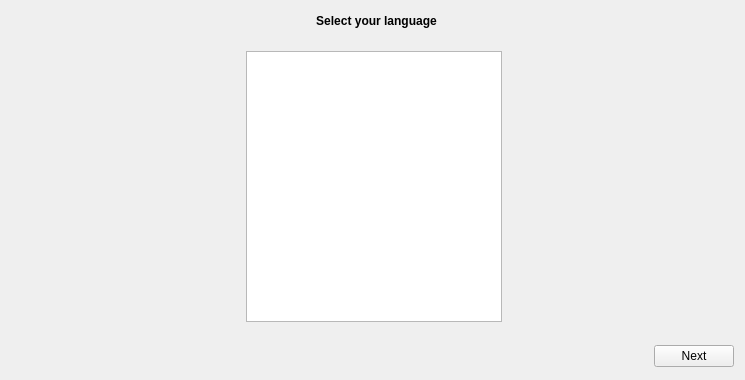
Qt form launcher/firstLaunch/firstlaunch_moc.ui (GeorgeK1ng/vcmi) before a commit.
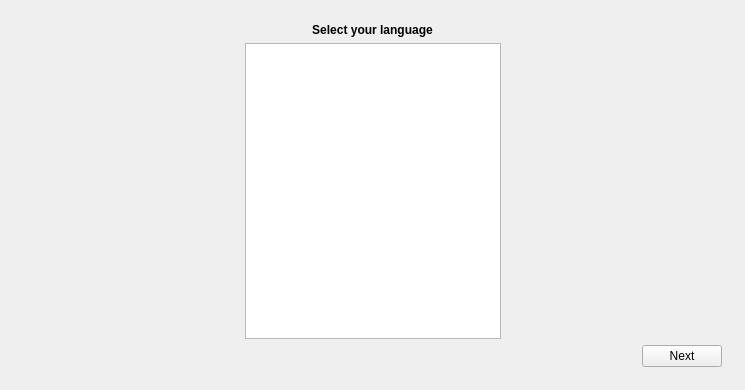
The same form after that commit. Icons and pictures are not drawn.

Commit message: Improve first-launch demo messaging and layout consistency

Diff of the .ui file:
```diff
--- a/launcher/firstLaunch/firstlaunch_moc.ui
+++ b/launcher/firstLaunch/firstlaunch_moc.ui
@@ -20,16 +20,36 @@
       <number>0</number>
      </property>
      <widget class="QWidget" name="pageLanguage">
-      <widget class="QWidget" name="verticalLayoutWidget">
-       <property name="geometry">
-        <rect>
-         <x>2</x>
-         <y>40</y>
-         <width>721</width>
-         <height>271</height>
-        </rect>
+      <layout class="QVBoxLayout" name="verticalLayoutLanguagePage">
+       <property name="leftMargin">
+        <number>12</number>
        </property>
-       <layout class="QHBoxLayout" name="horizontalLayout">
+       <property name="topMargin">
+        <number>12</number>
+       </property>
+       <property name="rightMargin">
+        <number>12</number>
+       </property>
+       <property name="bottomMargin">
+        <number>12</number>
+       </property>
+       <item>
+        <widget class="QLabel" name="labelLanguageTitle">
+         <property name="font">
+          <font>
+           <bold>true</bold>
+          </font>
+         </property>
+         <property name="text">
+          <string>Select your language</string>
+         </property>
+         <property name="alignment">
+          <set>Qt::AlignmentFlag::AlignCenter</set>
+         </property>
+        </widget>
+       </item>
+       <item>
+        <layout class="QHBoxLayout" name="horizontalLayoutLanguageContent">
         <item>
          <spacer name="horizontalSpacer_5">
           <property name="orientation">
@@ -45,6 +65,18 @@
         </item>
         <item>
          <widget class="QListWidget" name="listWidgetLanguage">
+           <property name="sizePolicy">
+            <sizepolicy hsizetype="Expanding" vsizetype="Expanding">
+             <horstretch>0</horstretch>
+             <verstretch>0</verstretch>
+            </sizepolicy>
+           </property>
+           <property name="minimumSize">
+            <size>
+             <width>0</width>
+             <height>220</height>
+            </size>
+           </property>
           <property name="spacing">
            <number>5</number>
           </property>
@@ -64,16 +96,8 @@
          </spacer>
         </item>
        </layout>
-      </widget>
-      <widget class="QWidget" name="layoutWidget">
-       <property name="geometry">
-        <rect>
-         <x>2</x>
-         <y>330</y>
-         <width>721</width>
-         <height>31</height>
-        </rect>
-       </property>
+       </item>
+       <item>
        <layout class="QHBoxLayout" name="horizontalLayout_5">
         <property name="spacing">
          <number>6</number>
@@ -99,45 +123,25 @@
          </widget>
         </item>
        </layout>
-      </widget>
-      <widget class="QLabel" name="labelLanguageTitle">
-       <property name="geometry">
-        <rect>
-         <x>5</x>
-         <y>0</y>
-         <width>721</width>
-         <height>20</height>
-        </rect>
-       </property>
-       <property name="font">
-        <font>
-         <bold>true</bold>
-        </font>
-       </property>
-       <property name="text">
-        <string>Select your language</string>
-       </property>
-       <property name="alignment">
-        <set>Qt::AlignmentFlag::AlignCenter</set>
-       </property>
-      </widget>
+       </item>
+      </layout>
      </widget>
      <widget class="QWidget" name="pageDataFiles">
       <layout class="QVBoxLayout" name="verticalLayout_4">
        <property name="spacing">
-        <number>0</number>
+        <number>8</number>
        </property>
        <property name="leftMargin">
-        <number>0</number>
+        <number>12</number>
        </property>
        <property name="topMargin">
-        <number>0</number>
+        <number>12</number>
        </property>
        <property name="rightMargin">
-        <number>0</number>
+        <number>12</number>
        </property>
        <property name="bottomMargin">
-        <number>0</number>
+        <number>12</number>
        </property>
        <item>
         <widget class="QLabel" name="labelDataTitle">
@@ -159,10 +163,13 @@
          <property name="orientation">
           <enum>Qt::Orientation::Vertical</enum>
          </property>
+         <property name="sizeType">
+          <enum>QSizePolicy::Policy::Fixed</enum>
+         </property>
          <property name="sizeHint" stdset="0">
           <size>
            <width>20</width>
-           <height>0</height>
+           <height>12</height>
           </size>
          </property>
         </spacer>
@@ -397,6 +404,25 @@
            </property>
           </widget>
          </item>
+         <item row="11" column="0" colspan="3">
+          <widget class="QLabel" name="labelDataDemoInfo">
+           <property name="visible">
+            <bool>false</bool>
+           </property>
+           <property name="sizePolicy">
+            <sizepolicy hsizetype="Preferred" vsizetype="Preferred">
+             <horstretch>100</horstretch>
+             <verstretch>0</verstretch>
+            </sizepolicy>
+           </property>
+           <property name="text">
+            <string>Detected Heroes III demo files only. You can continue with demo support, but importing full game data is recommended for the best experience.</string>
+           </property>
+           <property name="wordWrap">
+            <bool>true</bool>
+           </property>
+          </widget>
+         </item>
          <item row="3" column="0" colspan="3">
           <widget class="QLabel" name="labelDataGogDescr">
            <property name="sizePolicy">
@@ -508,6 +534,9 @@
          <property name="orientation">
           <enum>Qt::Orientation::Vertical</enum>
          </property>
+         <property name="sizeType">
+          <enum>QSizePolicy::Policy::Fixed</enum>
+         </property>
          <property name="sizeHint" stdset="0">
           <size>
            <width>20</width>
@@ -537,7 +566,7 @@
          <item row="1" column="0">
           <widget class="QToolButton" name="buttonPresetLanguage">
            <property name="sizePolicy">
-            <sizepolicy hsizetype="Preferred" vsizetype="Preferred">
+            <sizepolicy hsizetype="Preferred" vsizetype="Fixed">
              <horstretch>0</horstretch>
              <verstretch>0</verstretch>
             </sizepolicy>
@@ -610,7 +639,7 @@
          <item row="4" column="0">
           <widget class="QToolButton" name="buttonPresetHota">
            <property name="sizePolicy">
-            <sizepolicy hsizetype="Preferred" vsizetype="Preferred">
+            <sizepolicy hsizetype="Preferred" vsizetype="Fixed">
              <horstretch>0</horstretch>
              <verstretch>0</verstretch>
             </sizepolicy>
@@ -648,7 +677,7 @@
          <item row="3" column="0">
           <widget class="QToolButton" name="buttonPresetExtras">
            <property name="sizePolicy">
-            <sizepolicy hsizetype="Preferred" vsizetype="Preferred">
+            <sizepolicy hsizetype="Preferred" vsizetype="Fixed">
              <horstretch>0</horstretch>
              <verstretch>0</verstretch>
             </sizepolicy>
@@ -769,7 +798,7 @@
          <item row="5" column="0">
           <widget class="QToolButton" name="buttonPresetWog">
            <property name="sizePolicy">
-            <sizepolicy hsizetype="Preferred" vsizetype="Preferred">
+            <sizepolicy hsizetype="Preferred" vsizetype="Fixed">
              <horstretch>0</horstretch>
              <verstretch>0</verstretch>
             </sizepolicy>
@@ -807,7 +836,7 @@
          <item row="6" column="0">
           <widget class="QToolButton" name="buttonPresetTow">
            <property name="sizePolicy">
-            <sizepolicy hsizetype="Preferred" vsizetype="Preferred">
+            <sizepolicy hsizetype="Preferred" vsizetype="Fixed">
              <horstretch>0</horstretch>
              <verstretch>0</verstretch>
             </sizepolicy>
@@ -845,7 +874,7 @@
          <item row="7" column="0">
           <widget class="QToolButton" name="buttonPresetFod">
            <property name="sizePolicy">
-            <sizepolicy hsizetype="Preferred" vsizetype="Preferred">
+            <sizepolicy hsizetype="Preferred" vsizetype="Fixed">
              <horstretch>0</horstretch>
              <verstretch>0</verstretch>
             </sizepolicy>
@@ -883,7 +912,7 @@
          <item row="2" column="0">
           <widget class="QToolButton" name="buttonPresetDemo">
            <property name="sizePolicy">
-            <sizepolicy hsizetype="Preferred" vsizetype="Preferred">
+            <sizepolicy hsizetype="Preferred" vsizetype="Fixed">
              <horstretch>0</horstretch>
              <verstretch>0</verstretch>
             </sizepolicy>
```
Lines whose indentation alone changed are shown as unchanged. The commit also changes 1 other file.
